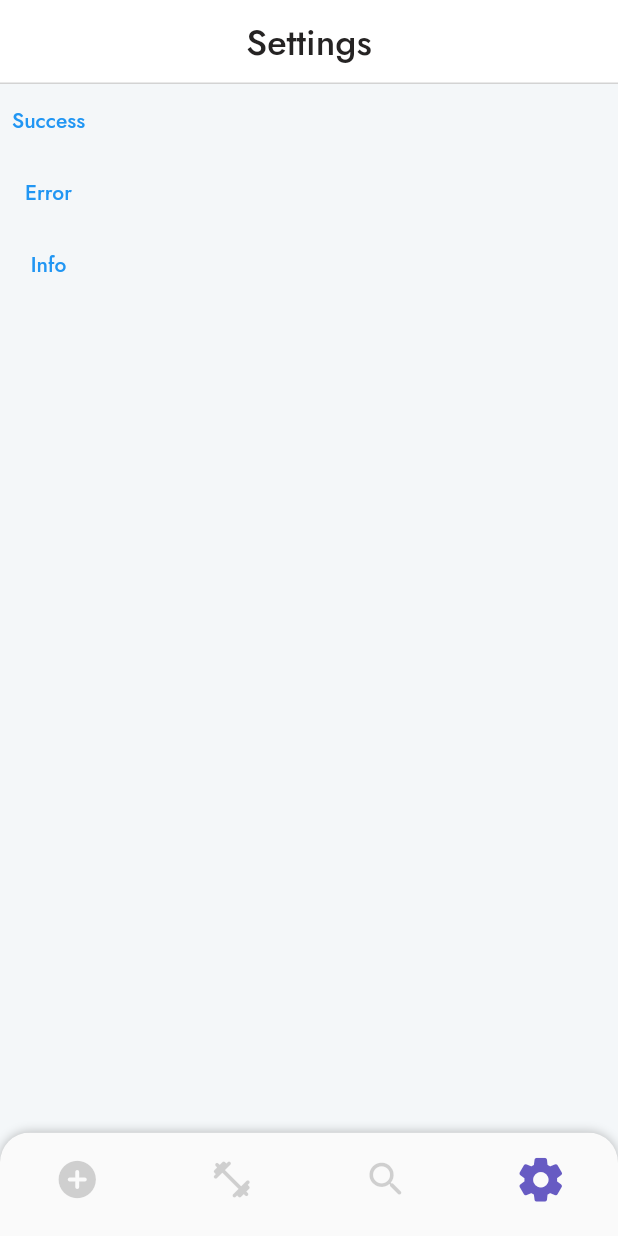
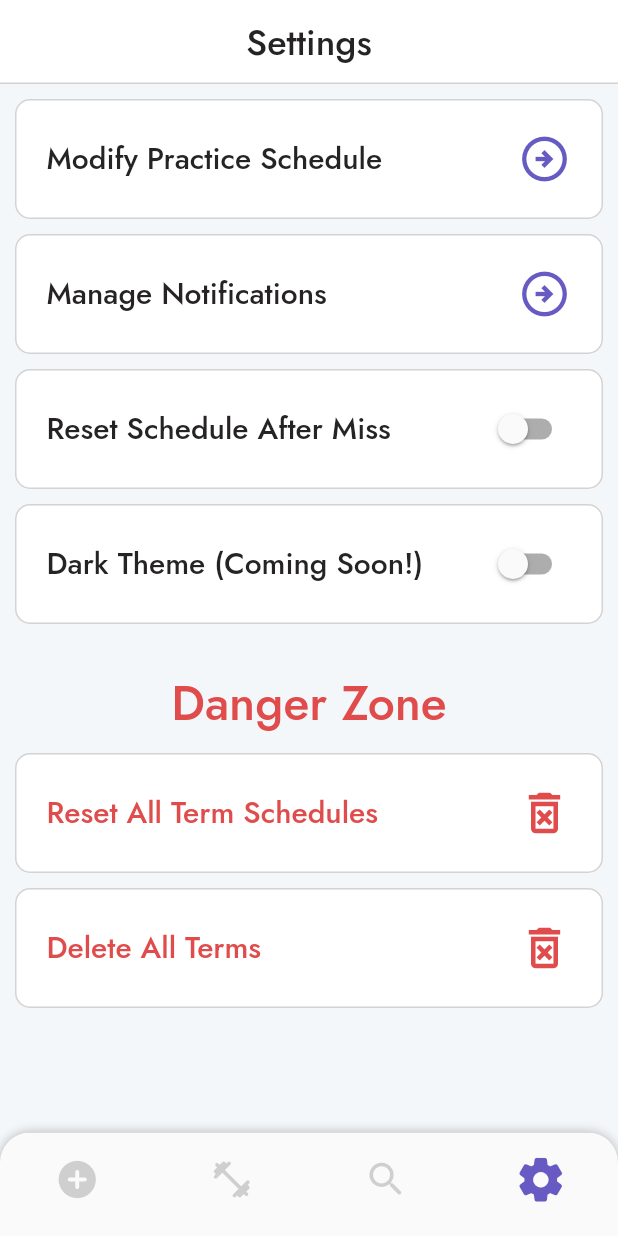
Before and after one commit to ElijahMSmith/Vocabulary-Trainer-App, a Flutter app: the screen it shows after launch, swiped to page 4, on a phone screen of 412 x 824 dp. Run offline on Flutter 3.47's test engine with Material 2 defaults, Android fonts, the phone set to English and light mode, and no system bars; our stand-ins replace flutter_svg, shared_preferences, sqflite; accounts and stored records are empty.

Commit message:
Settings buttons, still missing handler code

```diff
--- a/lib/main.dart
+++ b/lib/main.dart
@@ -3,7 +3,6 @@ import 'package:flutter/services.dart';
 import 'package:vocab_trainer_app/misc/colors.dart';
 import 'package:vocab_trainer_app/misc/db_helper.dart';
 import 'package:vocab_trainer_app/misc/shared_preferences_helper.dart';
-import 'package:vocab_trainer_app/models/language_data.dart';
 import 'package:vocab_trainer_app/models/term.dart';
 import 'package:vocab_trainer_app/pages/enter.dart';
 import 'package:vocab_trainer_app/pages/practice.dart';
--- a/lib/pages/settings.dart
+++ b/lib/pages/settings.dart
@@ -2,7 +2,7 @@ import 'package:flutter/material.dart';
 import 'package:vocab_trainer_app/misc/colors.dart';
 import 'package:vocab_trainer_app/models/term.dart';
 import 'package:vocab_trainer_app/widgets/miscellaneous/app_bar.dart';
-import 'package:vocab_trainer_app/widgets/miscellaneous/toast.dart';
+import 'package:vocab_trainer_app/widgets/settings/settings_button.dart';
 
 class Settings extends StatefulWidget {
   final List<Term> currentTerms;
@@ -20,22 +20,54 @@ class _SettingsState extends State<Settings> {
   Widget build(BuildContext context) {
     return Scaffold(
       appBar: ThemedAppBar("Settings"),
-      body: Column(
+      body: Padding(
+        padding: const EdgeInsets.all(10),
+        child: Column(
           crossAxisAlignment: CrossAxisAlignment.center,
           children: [
-          TextButton(
-            child: const Text("Success"),
-            onPressed: () => Toast.success("Success Toast!", context),
+            // TODO: Implement handlers and initialSwitchToggleState
+            SettingsButton(
+              text: "Modify Practice Schedule",
+              onPress: () {},
             ),
-          TextButton(
-            child: const Text("Error"),
-            onPressed: () => Toast.error("Error Toast!", context),
+            SettingsButton(
+              text: "Manage Notifications",
+              onPress: () {},
             ),
-          TextButton(
-            child: const Text("Info"),
-            onPressed: () => Toast.info("Info Toast.", context),
+            SettingsButton(
+              text: "Reset Schedule After Miss",
+              isSwitch: true,
+              initialSwitchToggleState: false,
+              onSwitchChange: (newVal) {},
+            ),
+            SettingsButton(
+              text: "Dark Theme (Coming Soon!)",
+              isSwitch: true,
+              initialSwitchToggleState: false,
+              onSwitchChange: (newVal) {},
+            ),
+            const SizedBox(height: 20),
+            const Text(
+              "Danger Zone",
+              style: TextStyle(
+                color: ThemeColors.red,
+                fontSize: 32,
+                fontWeight: FontWeight.w500,
+              ),
+            ),
+            const SizedBox(height: 10),
+            SettingsButton(
+              text: "Reset All Term Schedules",
+              dangerous: true,
+              onPress: () {},
+            ),
+            SettingsButton(
+              text: "Delete All Terms",
+              dangerous: true,
+              onPress: () {},
             ),
           ],
+        ),
       ),
       backgroundColor: ThemeColors.accent,
     );
--- /dev/null
+++ b/lib/widgets/settings/settings_button.dart
@@ -0,0 +1,106 @@
+import 'package:flutter/material.dart';
+import 'package:vocab_trainer_app/misc/colors.dart';
+
+class SettingsButton extends StatefulWidget {
+  final String text;
+  final bool dangerous;
+
+  final bool isSwitch;
+  final bool initialSwitchToggleState;
+  final void Function(bool)? onSwitchChange;
+  final void Function()? onPress;
+
+  const SettingsButton({
+    super.key,
+    required this.text,
+    this.dangerous = false,
+    this.isSwitch = false,
+    this.initialSwitchToggleState = false,
+    this.onSwitchChange,
+    this.onPress,
+  });
+
+  @override
+  State<SettingsButton> createState() => _SettingsButtonState();
+}
+
+class _SettingsButtonState extends State<SettingsButton> {
+  bool toggle = false;
+
+  @override
+  void initState() {
+    toggle = widget.initialSwitchToggleState;
+    super.initState();
+  }
+
+  void handleSwitchChange(bool newValue) {
+    setState(() {
+      toggle = newValue;
+      if (widget.onSwitchChange != null) widget.onSwitchChange!(toggle);
+    });
+  }
+
+  Widget buildActionItem() {
+    if (widget.isSwitch) {
+      return Switch(
+        value: toggle,
+        activeColor: ThemeColors.secondary,
+        onChanged: handleSwitchChange,
+      );
+    } else if (widget.dangerous) {
+      return const Icon(
+        Icons.delete_forever_outlined,
+        color: ThemeColors.red,
+        size: 36,
+      );
+    } else {
+      return const Icon(
+        Icons.arrow_circle_right_outlined,
+        color: ThemeColors.secondary,
+        size: 36,
+      );
+    }
+  }
+
+  @override
+  Widget build(BuildContext context) {
+    return Container(
+      height: 80,
+      margin: const EdgeInsets.only(bottom: 10),
+      decoration: BoxDecoration(
+        border: Border.all(
+          color: ThemeColors.black.withOpacity(.2),
+          width: 1,
+        ),
+        borderRadius: const BorderRadius.all(
+          Radius.circular(10),
+        ),
+        color: ThemeColors.primary,
+      ),
+      clipBehavior: Clip.hardEdge,
+      child: Material(
+        color: Colors.transparent,
+        child: InkWell(
+          onTap: widget.onPress ??
+              (widget.isSwitch ? () => handleSwitchChange(!toggle) : null),
+          child: Row(
+            children: [
+              const SizedBox(width: 20),
+              Text(
+                widget.text,
+                style: TextStyle(
+                  fontWeight: FontWeight.w400,
+                  color: widget.dangerous ? ThemeColors.red : ThemeColors.black,
+                  fontSize: 20,
+                ),
+              ),
+              Expanded(child: Container()),
+              buildActionItem(),
+              const SizedBox(width: 20),
+            ],
+          ),
+        ),
+      ),
+    );
+  }
+}
```
Lines whose indentation alone changed are shown as unchanged.
